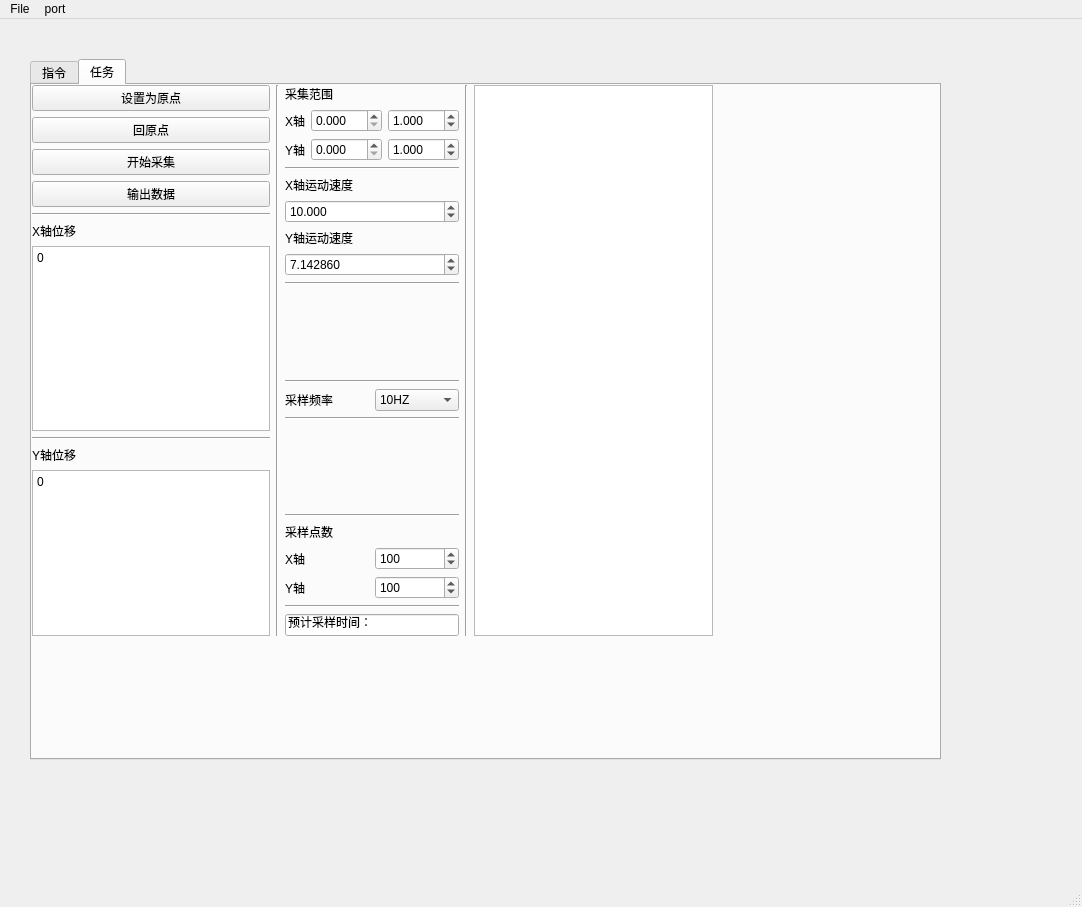
Qt form gui/gui0.ui (SophistGuaPi/laser-radar-project) before a commit.
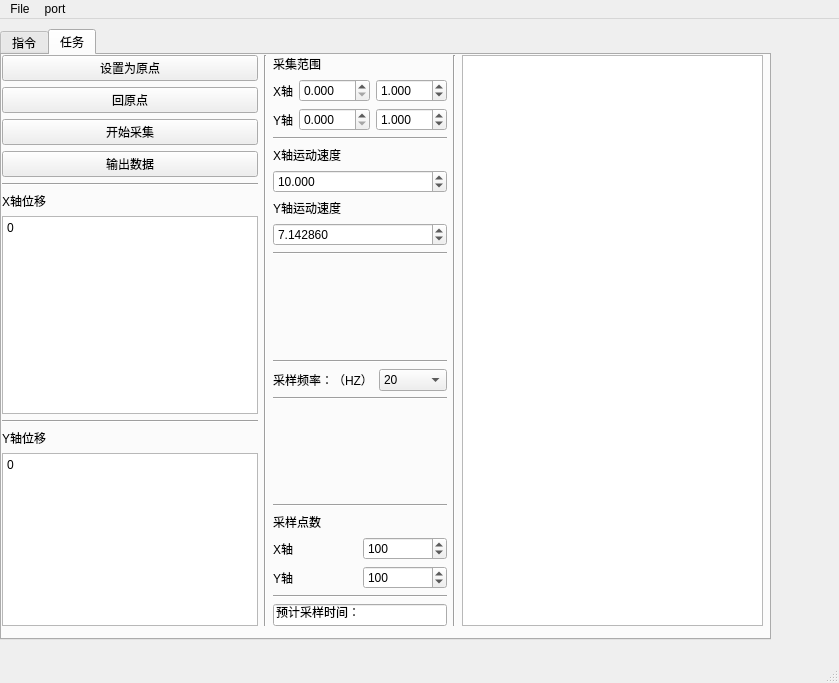
The same form after that commit. The open tabs and pages were chosen to show the change.

```diff
--- a/gui/gui0.ui
+++ b/gui/gui0.ui
@@ -6,8 +6,8 @@
    <rect>
     <x>0</x>
     <y>0</y>
-    <width>1082</width>
-    <height>907</height>
+    <width>839</width>
+    <height>683</height>
    </rect>
   </property>
   <property name="windowTitle">
@@ -20,10 +20,10 @@
    <widget class="QTabWidget" name="tabWidget">
     <property name="geometry">
      <rect>
-      <x>30</x>
-      <y>40</y>
-      <width>911</width>
-      <height>701</height>
+      <x>0</x>
+      <y>10</y>
+      <width>771</width>
+      <height>611</height>
      </rect>
     </property>
     <property name="whatsThis">
@@ -592,8 +592,8 @@
        <rect>
         <x>0</x>
         <y>0</y>
-        <width>681</width>
-        <height>551</height>
+        <width>761</width>
+        <height>571</height>
        </rect>
       </property>
       <layout class="QHBoxLayout" name="horizontalLayout_10">
@@ -959,7 +959,7 @@
              <item>
               <widget class="QLabel" name="label_24">
                <property name="text">
-                <string>采样频率</string>
+                <string>采样频率：（HZ）</string>
                </property>
               </widget>
              </item>
@@ -967,7 +967,7 @@
               <widget class="QComboBox" name="comboBox_2">
                <item>
                 <property name="text">
-                 <string>10HZ</string>
+                 <string>20</string>
                 </property>
                </item>
                <item>
@@ -1110,7 +1110,7 @@
     <rect>
      <x>0</x>
      <y>0</y>
-     <width>1082</width>
+     <width>839</width>
      <height>23</height>
     </rect>
    </property>
```
Left out of the diff: 6 changed lines with no effect on the pictures.
